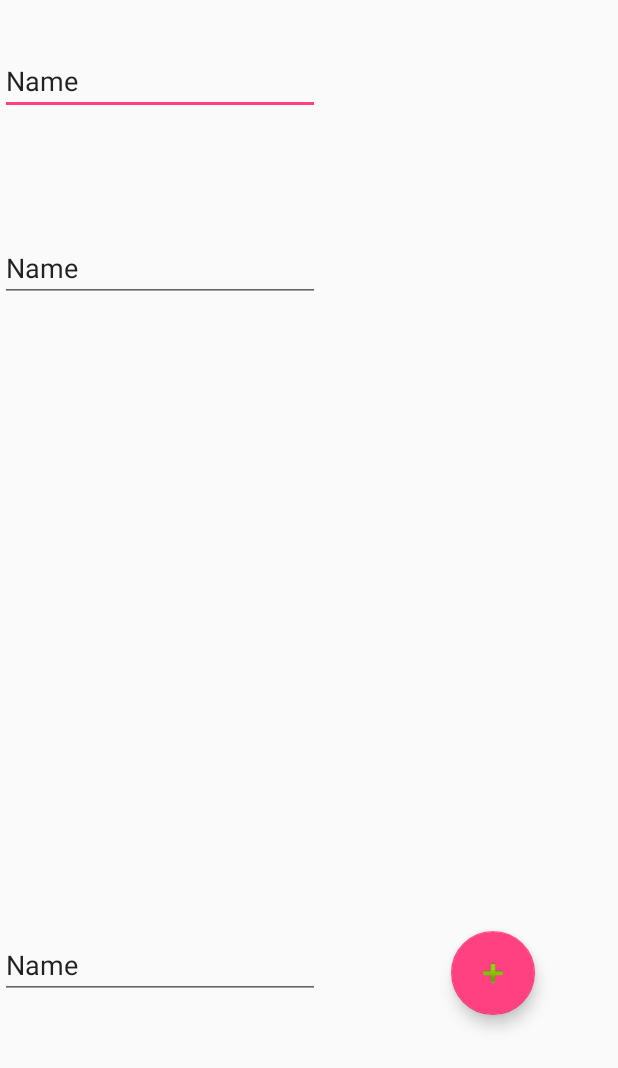
After one commit to Snickers88/auto, an Android app: the layout activity_create__reminder.xml on its own in the app's theme, with its tools: preview values and no code run, on a phone screen of 412 x 824 dp. The commit adds this screen. Shown: the top 1068 px of the screen. Run offline under Robolectric (Android 15) with nearby library versions, the phone set to English and light mode, and no system bars.

Commit message:
rerer
fdfg

```diff
--- a/app/src/main/AndroidManifest.xml
+++ b/app/src/main/AndroidManifest.xml
@@ -19,7 +19,8 @@
             </intent-filter>
         </activity>
         <activity android:name=".Create_note" />
-        <activity android:name=".Main2Activity"></activity>
+        <activity android:name=".Main2Activity" />
+        <activity android:name=".Create_Reminder"></activity>
     </application>
 
 </manifest>
--- a/app/src/main/java/com/example/snickers/auto/MainActivity.java
+++ b/app/src/main/java/com/example/snickers/auto/MainActivity.java
@@ -66,6 +66,9 @@ public class MainActivity extends AppCompatActivity implements BottomNavigationV
             case R.id.navigation_notifications2:
                 fragment = new Graphics();
                 break;
+            case R.id.navigation_notifications3:
+                fragment = new Reminder();
+                break;
 
         }
 
--- /dev/null
+++ b/app/src/main/res/layout/activity_create__reminder.xml
@@ -0,0 +1,56 @@
+<?xml version="1.0" encoding="utf-8"?>
+<RelativeLayout xmlns:android="http://schemas.android.com/apk/res/android"
+    xmlns:app="http://schemas.android.com/apk/res-auto"
+    xmlns:tools="http://schemas.android.com/tools"
+    android:layout_width="match_parent"
+    android:layout_height="match_parent"
+    tools:context=".Create_Reminder">
+
+    <EditText
+        android:id="@+id/etdescriptionremind"
+        android:layout_width="wrap_content"
+        android:layout_height="wrap_content"
+        android:layout_alignParentStart="true"
+        android:layout_alignParentTop="true"
+        android:layout_marginTop="31dp"
+        android:ems="10"
+
+        tools:text="Name"
+
+
+        android:inputType="textMultiLine"
+        android:gravity="start"/>
+
+
+    <android.support.design.widget.FloatingActionButton
+        android:id="@+id/addreminder"
+        android:layout_width="wrap_content"
+        android:layout_height="wrap_content"
+        android:layout_alignParentBottom="true"
+        android:layout_alignParentEnd="true"
+        android:layout_marginBottom="147dp"
+        android:layout_marginEnd="55dp"
+        android:clickable="true"
+        app:srcCompat="@android:drawable/ic_input_add" />
+    <EditText
+        android:id="@+id/etdateremind"
+        android:layout_width="wrap_content"
+        android:layout_height="wrap_content"
+        android:layout_alignParentBottom="true"
+        android:layout_alignParentStart="true"
+        android:layout_marginBottom="158dp"
+        android:ems="10"
+        android:inputType="textPersonName"
+        tools:text="Name" />
+
+    <EditText
+        android:id="@+id/etdistanceremind"
+        android:layout_width="wrap_content"
+        android:layout_height="wrap_content"
+        android:layout_alignParentStart="true"
+        android:layout_alignParentTop="true"
+        android:layout_marginTop="156dp"
+        android:ems="10"
+        android:inputType="textPersonName"
+        tools:text="Name" />
+</RelativeLayout>
--- a/app/src/main/res/menu/navigation.xml
+++ b/app/src/main/res/menu/navigation.xml
@@ -14,6 +14,10 @@
         android:id="@+id/navigation_dashboard"
         android:icon="@drawable/ic_dashboard_black_24dp"
         android:title="@string/title_dashboard" />
+    <item
+        android:id="@+id/navigation_notifications3"
+        android:icon="@drawable/ic_notifications_black_24dp"
+        android:title="@string/title_notifications" />
 
     <item
         android:id="@+id/navigation_notifications"
```
Also changed, not shown: app/src/main/java/com/example/snickers/auto/Create_Reminder.java (added, +72 -0 lines), app/src/main/java/com/example/snickers/auto/Create_note.java (+30 -0 lines), app/src/main/java/com/example/snickers/auto/Reminder.java (added, +26 -0 lines), app/src/main/res/layout/activity_reminder.xml (added, +27 -0 lines).
